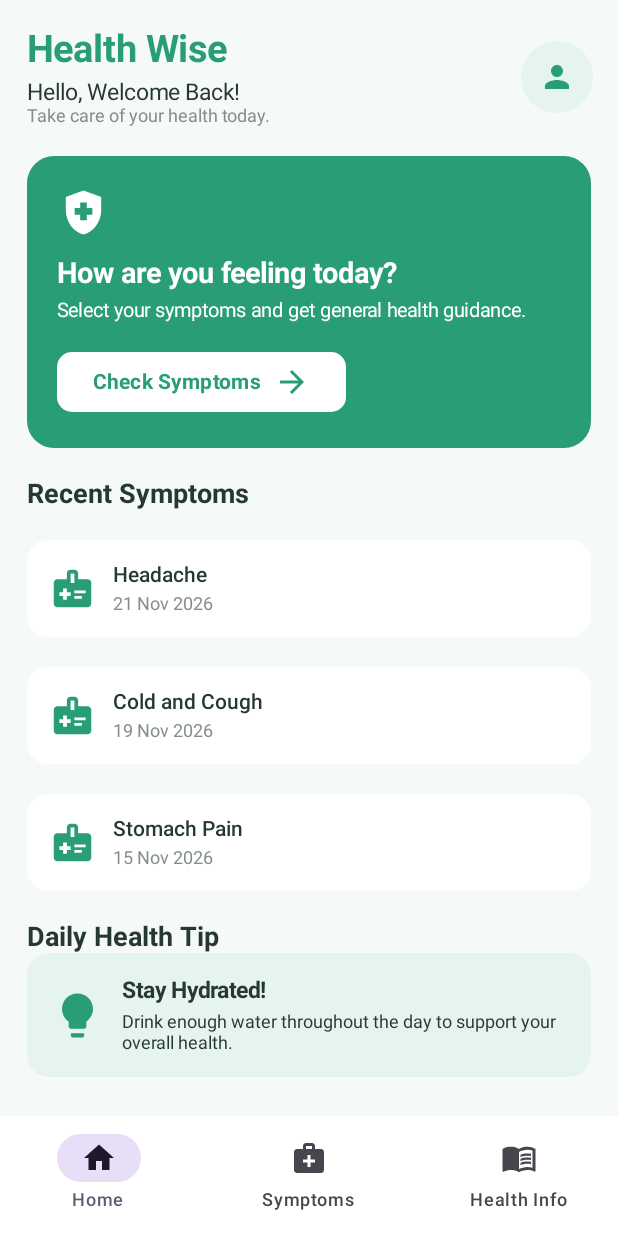
After one commit to SriHarshaVardhanReddyEdla/HealthSymptomChecker, an Android app built with Jetpack Compose: the HomeActivity screen opened directly, with no data from a screen before it, on a phone screen of 412 x 824 dp. The commit adds this screen. Run offline under Robolectric (Android 15) with nearby library versions, the phone set to English and light mode, and no system bars.

Commit message:
Designed Home screen with bottom navigation to  Home, Symptoms, and Health Info

```diff
--- a/app/build.gradle.kts
+++ b/app/build.gradle.kts
@@ -69,4 +69,7 @@ dependencies {
 
     implementation("androidx.compose.material:material-icons-extended:1.7.0")
 
+    implementation("androidx.compose.material3:material3")
+    implementation("androidx.compose.material:material-icons-extended")
+
 }
--- a/app/src/main/AndroidManifest.xml
+++ b/app/src/main/AndroidManifest.xml
@@ -29,6 +29,10 @@
             android:name=".SignUpActivity"
             android:exported="false"
             android:windowSoftInputMode="adjustResize" />
+        <activity
+            android:name=".HomeActivity"
+            android:exported="false"
+            android:windowSoftInputMode="adjustResize" />
     </application>
 
 </manifest>
--- /dev/null
+++ b/app/src/main/java/s3592561/healthsymptomchecker/harsha/HomeActivity.kt
@@ -0,0 +1,467 @@
+package s3592561.healthsymptomchecker.harsha
+
+import android.os.Bundle
+import androidx.activity.ComponentActivity
+import androidx.activity.compose.setContent
+import androidx.activity.enableEdgeToEdge
+import androidx.appcompat.app.AppCompatActivity
+import androidx.core.view.ViewCompat
+import androidx.core.view.WindowInsetsCompat
+import androidx.compose.foundation.background
+import androidx.compose.foundation.clickable
+import androidx.compose.foundation.layout.*
+import androidx.compose.foundation.lazy.LazyColumn
+import androidx.compose.foundation.lazy.items
+import androidx.compose.foundation.shape.CircleShape
+import androidx.compose.foundation.shape.RoundedCornerShape
+import androidx.compose.material.icons.Icons
+import androidx.compose.material.icons.filled.*
+import androidx.compose.material3.*
+import androidx.compose.runtime.*
+import androidx.compose.ui.Alignment
+import androidx.compose.ui.Modifier
+import androidx.compose.ui.graphics.Color
+import androidx.compose.ui.text.font.FontWeight
+import androidx.compose.ui.tooling.preview.Preview
+import androidx.compose.ui.unit.dp
+import androidx.compose.ui.unit.sp
+
+
+class HomeActivity : ComponentActivity() {
+    override fun onCreate(savedInstanceState: Bundle?) {
+        super.onCreate(savedInstanceState)
+
+        setContent {
+            HealthWiseHomeScreen()
+        }
+    }
+}
+
+
+
+
+// COLORS
+
+val HealthGreen = Color(0xFF299D78)
+val HealthBackground = Color(0xFFF5F9F7)
+val LightGreen = Color(0xFFE5F4ED)
+val DarkText = Color(0xFF263832)
+val GrayText = Color(0xFF858F8A)
+
+// MODEL
+
+data class Symptom(
+    val name: String,
+    val date: String
+)
+
+// SAMPLE DATA
+
+val sampleSymptoms = listOf(
+    Symptom("Headache", "21 Nov 2026"),
+    Symptom("Cold and Cough", "19 Nov 2026"),
+    Symptom("Stomach Pain", "15 Nov 2026")
+)
+
+// MAIN HOME SCREEN
+
+@Composable
+fun HealthWiseHomeScreen(
+    symptoms: List<Symptom> = sampleSymptoms,
+    onCheckSymptoms: () -> Unit = {},
+    onProfileClick: () -> Unit = {},
+    onHomeClick: () -> Unit = {},
+    onSymptomsClick: () -> Unit = {},
+    onHealthInfoClick: () -> Unit = {}
+) {
+
+    Scaffold(
+        containerColor = HealthBackground,
+
+        bottomBar = {
+
+            NavigationBar(
+                containerColor = Color.White
+            ) {
+
+                NavigationBarItem(
+                    selected = true,
+                    onClick = onHomeClick,
+                    icon = {
+                        Icon(Icons.Default.Home, null)
+                    },
+                    label = {
+                        Text("Home")
+                    }
+                )
+
+                NavigationBarItem(
+                    selected = false,
+                    onClick = onSymptomsClick,
+                    icon = {
+                        Icon(Icons.Default.MedicalServices, null)
+                    },
+                    label = {
+                        Text("Symptoms")
+                    }
+                )
+
+                NavigationBarItem(
+                    selected = false,
+                    onClick = onHealthInfoClick,
+                    icon = {
+                        Icon(Icons.Default.MenuBook, null)
+                    },
+                    label = {
+                        Text("Health Info")
+                    }
+                )
+            }
+        }
+
+    ) { padding ->
+
+        LazyColumn(
+            modifier = Modifier
+                .fillMaxSize()
+                .padding(padding)
+                .padding(18.dp),
+
+            verticalArrangement = Arrangement.spacedBy(20.dp)
+        ) {
+
+            // HEADER
+
+            item {
+
+                Row(
+                    modifier = Modifier.fillMaxWidth(),
+                    horizontalArrangement = Arrangement.SpaceBetween,
+                    verticalAlignment = Alignment.CenterVertically
+                ) {
+
+                    Column {
+
+                        Text(
+                            "Health Wise",
+                            fontSize = 25.sp,
+                            fontWeight = FontWeight.Bold,
+                            color = HealthGreen
+                        )
+
+                        Spacer(Modifier.height(5.dp))
+
+                        Text(
+                            "Hello, Welcome Back!",
+                            fontSize = 15.sp,
+                            color = DarkText
+                        )
+
+                        Text(
+                            "Take care of your health today.",
+                            fontSize = 12.sp,
+                            color = GrayText
+                        )
+                    }
+
+                    IconButton(
+                        onClick = onProfileClick,
+                        modifier = Modifier
+                            .size(45.dp)
+                            .background(
+                                LightGreen,
+                                CircleShape
+                            )
+                    ) {
+                        Icon(
+                            Icons.Default.Person,
+                            contentDescription = "Profile",
+                            tint = HealthGreen
+                        )
+                    }
+                }
+            }
+
+            // CHECK SYMPTOMS BUTTON
+
+            item {
+
+                Card(
+                    modifier = Modifier.fillMaxWidth(),
+                    shape = RoundedCornerShape(18.dp),
+                    colors = CardDefaults.cardColors(
+                        containerColor = HealthGreen
+                    )
+                ) {
+
+                    Column(
+                        modifier = Modifier.padding(20.dp)
+                    ) {
+
+                        Icon(
+                            Icons.Default.HealthAndSafety,
+                            contentDescription = null,
+                            tint = Color.White,
+                            modifier = Modifier.size(35.dp)
+                        )
+
+                        Spacer(Modifier.height(12.dp))
+
+                        Text(
+                            "How are you feeling today?",
+                            color = Color.White,
+                            fontSize = 19.sp,
+                            fontWeight = FontWeight.Bold
+                        )
+
+                        Spacer(Modifier.height(6.dp))
+
+                        Text(
+                            "Select your symptoms and get general health guidance.",
+                            color = Color.White,
+                            fontSize = 13.sp
+                        )
+
+                        Spacer(Modifier.height(16.dp))
+
+                        Button(
+                            onClick = onCheckSymptoms,
+                            colors = ButtonDefaults.buttonColors(
+                                containerColor = Color.White,
+                                contentColor = HealthGreen
+                            ),
+                            shape = RoundedCornerShape(10.dp)
+                        ) {
+
+                            Text(
+                                "Check Symptoms",
+                                fontWeight = FontWeight.Bold
+                            )
+
+                            Spacer(Modifier.width(8.dp))
+
+                            Icon(
+                                Icons.Default.ArrowForward,
+                                contentDescription = null
+                            )
+                        }
+                    }
+                }
+            }
+
+            // RECENT SYMPTOMS TITLE
+
+            item {
+
+                Text(
+                    "Recent Symptoms",
+                    fontSize = 18.sp,
+                    fontWeight = FontWeight.Bold,
+                    color = DarkText
+                )
+            }
+
+            // RECENT SYMPTOMS LIST
+
+            if (symptoms.isEmpty()) {
+
+                item {
+                    EmptySymptoms()
+                }
+
+            } else {
+
+                items(symptoms) { symptom ->
+
+                    SymptomItem(symptom)
+                }
+            }
+
+            // DAILY HEALTH TIP
+
+            item {
+
+                Text(
+                    "Daily Health Tip",
+                    fontSize = 18.sp,
+                    fontWeight = FontWeight.Bold,
+                    color = DarkText
+                )
+
+                HealthTipCard()
+            }
+        }
+    }
+}
+
+// SYMPTOM ITEM
+
+@Composable
+fun SymptomItem(symptom: Symptom) {
+
+    Card(
+        modifier = Modifier.fillMaxWidth(),
+        colors = CardDefaults.cardColors(
+            containerColor = Color.White
+        ),
+        shape = RoundedCornerShape(14.dp)
+    ) {
+
+        Row(
+            modifier = Modifier
+                .fillMaxWidth()
+                .padding(15.dp),
+
+            verticalAlignment = Alignment.CenterVertically
+        ) {
+
+            Icon(
+                Icons.Default.MedicalInformation,
+                contentDescription = null,
+                tint = HealthGreen,
+                modifier = Modifier.size(30.dp)
+            )
+
+            Spacer(Modifier.width(12.dp))
+
+            Column {
+
+                Text(
+                    symptom.name,
+                    fontWeight = FontWeight.SemiBold,
+                    color = DarkText
+                )
+
+                Spacer(Modifier.height(4.dp))
+
+                Text(
+                    symptom.date,
+                    fontSize = 12.sp,
+                    color = GrayText
+                )
+            }
+        }
+    }
+}
+
+// EMPTY STATE
+
+@Composable
+fun EmptySymptoms() {
+
+    Card(
+        modifier = Modifier.fillMaxWidth(),
+        colors = CardDefaults.cardColors(
+            containerColor = Color.White
+        ),
+        shape = RoundedCornerShape(14.dp)
+    ) {
+
+        Column(
+            modifier = Modifier
+                .fillMaxWidth()
+                .padding(25.dp),
+
+            horizontalAlignment = Alignment.CenterHorizontally
+        ) {
+
+            Icon(
+                Icons.Default.FavoriteBorder,
+                contentDescription = null,
+                tint = HealthGreen,
+                modifier = Modifier.size(35.dp)
+            )
+
+            Spacer(Modifier.height(10.dp))
+
+            Text(
+                "No symptoms recorded",
+                fontWeight = FontWeight.Bold,
+                color = DarkText
+            )
+
+            Text(
+                "Your recent symptom records will appear here.",
+                fontSize = 12.sp,
+                color = GrayText
+            )
+        }
+    }
+}
+
+// HEALTH TIP CARD
+
+@Composable
+fun HealthTipCard() {
+
+    Card(
+        modifier = Modifier.fillMaxWidth(),
+        colors = CardDefaults.cardColors(
+            containerColor = LightGreen
+        ),
+        shape = RoundedCornerShape(15.dp)
+    ) {
+
+        Row(
+            modifier = Modifier.padding(16.dp),
+            verticalAlignment = Alignment.CenterVertically
+        ) {
+
+            Icon(
+                Icons.Default.Lightbulb,
+                contentDescription = null,
+                tint = HealthGreen,
+                modifier = Modifier.size(35.dp)
+            )
+
+            Spacer(Modifier.width(12.dp))
+
+            Column {
+
+                Text(
+                    "Stay Hydrated!",
+                    fontWeight = FontWeight.Bold,
+                    fontSize = 15.sp,
+                    color = DarkText
+                )
+
+                Spacer(Modifier.height(5.dp))
+
+                Text(
+                    "Drink enough water throughout the day to support your overall health.",
+                    fontSize = 12.sp,
+                    color = DarkText
+                )
+            }
+        }
+    }
+}
+
+// PREVIEW
+
+@Preview(
+    showBackground = true,
+    showSystemUi = true
+)
+@Composable
+fun HealthWiseHomePreview() {
+
+    MaterialTheme {
+
+        HealthWiseHomeScreen()
+    }
+}
+
+// EMPTY DASHBOARD PREVIEW
+
+@Preview(showBackground = true)
+@Composable
+fun HealthWiseEmptyPreview() {
+
+    MaterialTheme {
+
+        HealthWiseHomeScreen(
+            symptoms = emptyList()
+        )
+    }
+}
--- a/app/src/main/java/s3592561/healthsymptomchecker/harsha/SignInActivity.kt
+++ b/app/src/main/java/s3592561/healthsymptomchecker/harsha/SignInActivity.kt
@@ -266,10 +266,10 @@ fun loginUser(userData: UserData, context: Context, onLoginSuccess: () -> Unit={
             if (dbData != null) {
                 if (dbData.password == userData.password) {
 
-//                    AppUserData.saveLoginStatus(context, true)
-//                    AppUserData.saveUserName(context, dbData.name)
-//                    AppUserData.saveUserEmail(context, dbData.emailid)
+
                     Toast.makeText(context, "Login Successful", Toast.LENGTH_SHORT).show()
+
+                    context.startActivity(Intent(context, HomeActivity::class.java))
 
                     onLoginSuccess.invoke()
 
--- a/app/src/main/java/s3592561/healthsymptomchecker/harsha/SignUpActivity.kt
+++ b/app/src/main/java/s3592561/healthsymptomchecker/harsha/SignUpActivity.kt
@@ -332,8 +332,9 @@ fun registerUser(userData: UserData, context: Context,onRegistered: () -> Unit={
             if (task.isSuccessful) {
                 Toast.makeText(context, "You Registered Successfully", Toast.LENGTH_SHORT)
                     .show()
+                context.startActivity(Intent(context, SignInActivity::class.java))
+                (context as Activity).finish()
 
-                onRegistered.invoke()
 
             } else {
                 Toast.makeText(
```
